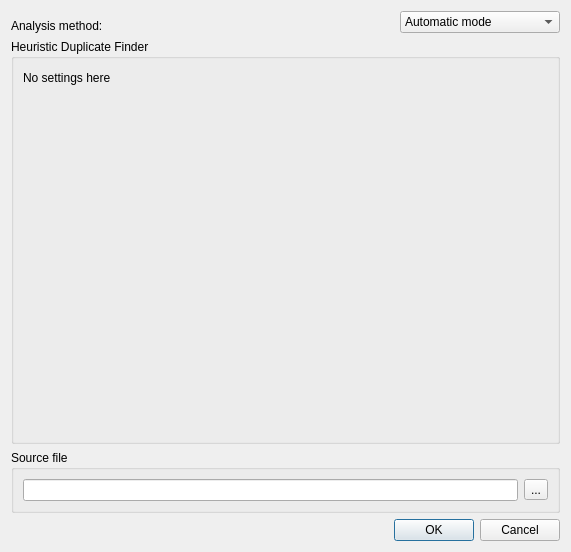
Above: doc-clone-miner/qtui/element_miner_settings.ui from spbu-se/pldoctoolkit before the change. Below: the same form after it.
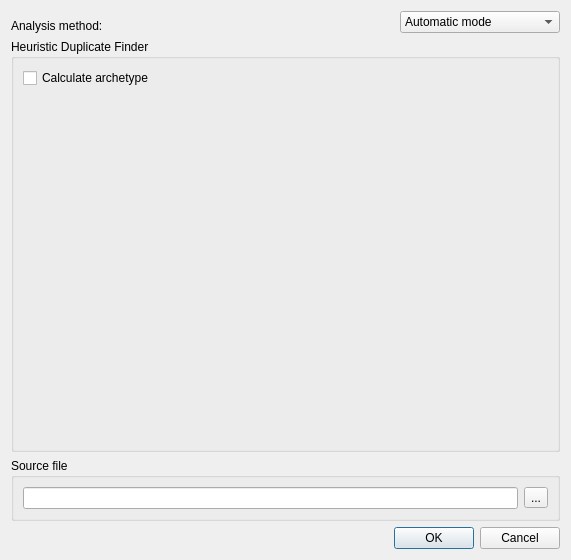
That is the form after the change. The open tabs and pages were chosen to show the change.

Commit message: Archetype calculation option!

What changed in the file:
```diff
--- a/doc-clone-miner/qtui/element_miner_settings.ui
+++ b/doc-clone-miner/qtui/element_miner_settings.ui
@@ -7,7 +7,7 @@
     <x>0</x>
     <y>0</y>
     <width>571</width>
-    <height>488</height>
+    <height>560</height>
    </rect>
   </property>
   <property name="sizePolicy">
@@ -1089,15 +1089,15 @@
          <property name="title">
           <string>Heuristic Duplicate Finder</string>
          </property>
-         <layout class="QGridLayout" name="gridLayout_2">
-          <item row="0" column="0">
-           <widget class="QLabel" name="label_15">
+         <layout class="QVBoxLayout" name="verticalLayout_8">
+          <item>
+           <widget class="QCheckBox" name="cbHeuristicCalculateArchetype">
             <property name="text">
-             <string>No settings here</string>
+             <string>Calculate archetype</string>
             </property>
            </widget>
           </item>
-          <item row="1" column="0">
+          <item>
            <spacer name="verticalSpacer">
             <property name="orientation">
              <enum>Qt::Vertical</enum>
@@ -1110,19 +1110,6 @@
             </property>
            </spacer>
           </item>
-          <item row="0" column="1">
-           <spacer name="horizontalSpacer">
-            <property name="orientation">
-             <enum>Qt::Horizontal</enum>
-            </property>
-            <property name="sizeHint" stdset="0">
-             <size>
-              <width>40</width>
-              <height>20</height>
-             </size>
-            </property>
-           </spacer>
-          </item>
          </layout>
         </widget>
        </item>
```
Left out of the diff: 183 changed lines with no effect on the pictures. The commit also changes 9 other files.
